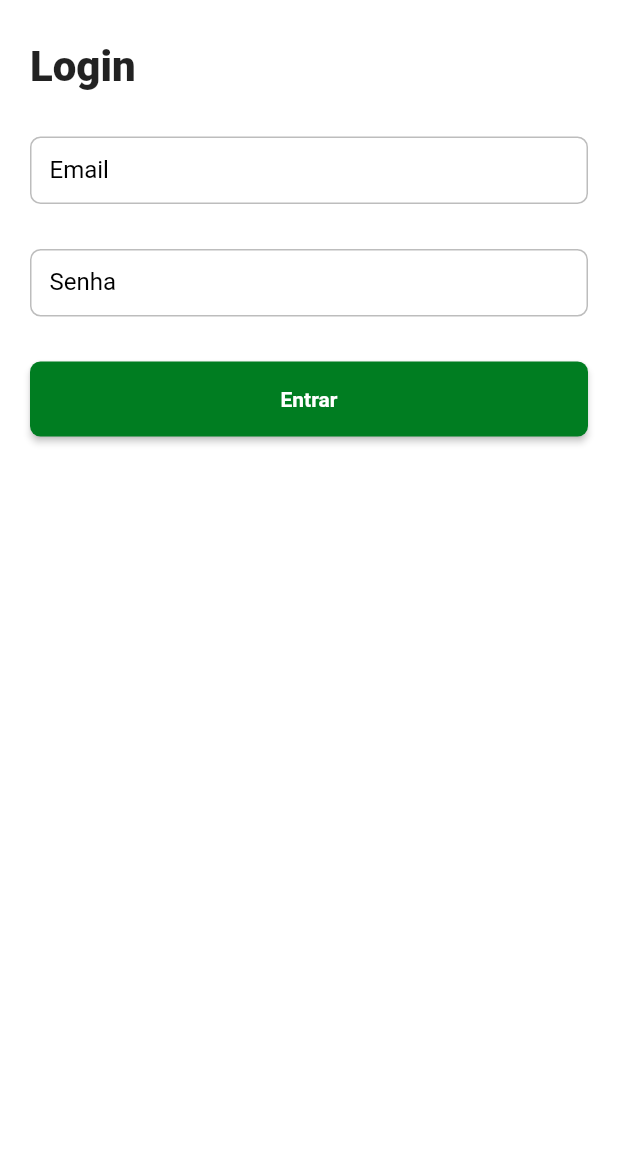
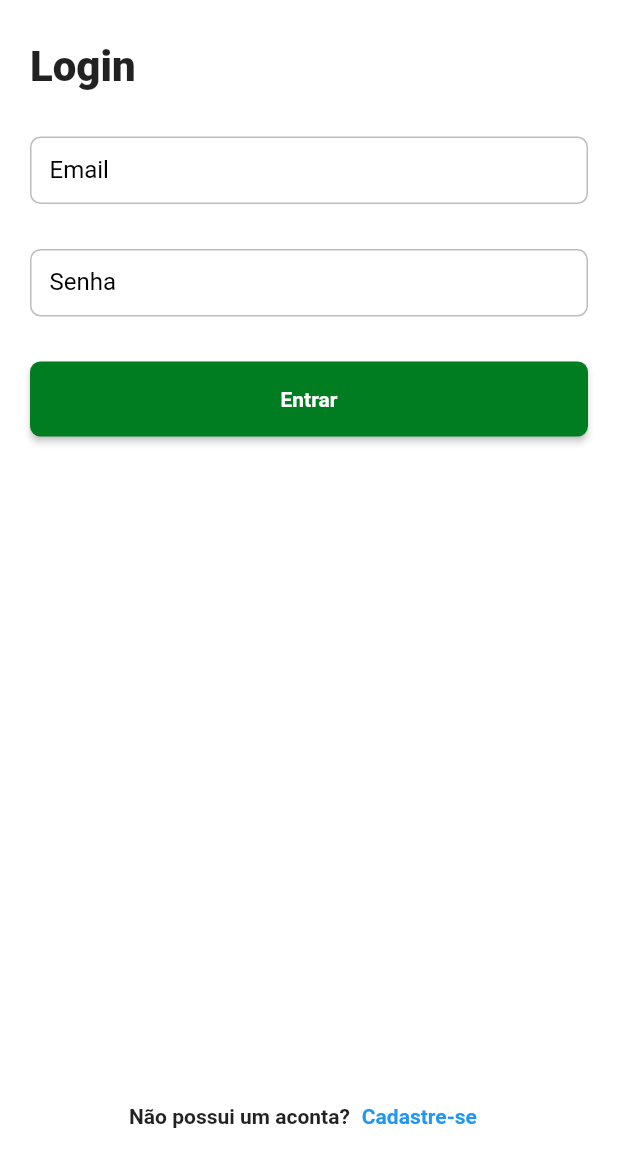
Before and after one commit to ErnestoMoraes/DinoBurguer, a Flutter app: the LoginPage screen opened by its route, on a phone screen of 412 x 824 dp, the part 72-1236 px from its top. Run offline on Flutter 3.47's test engine with Material 2 defaults, Android fonts, the phone set to English and light mode, and no system bars; our stand-ins replace bloc, dio, equatable, flutter_bloc, loading_animation_widget, shared_preferences and 1 more; missing offline and left inert: match; accounts and stored records are empty; Roboto replaces fonts that are missing (mplus1).

Commit message:
Tela de Login - feito

```diff
--- a/dw9_delivery_app/lib/app/dw9_delivery_app.dart
+++ b/dw9_delivery_app/lib/app/dw9_delivery_app.dart
@@ -1,5 +1,6 @@
 import 'package:dw9_delivery_app/app/core/ui/theme/theme_config.dart';
 import 'package:dw9_delivery_app/app/pages/auth/login/login_page.dart';
+import 'package:dw9_delivery_app/app/pages/auth/register/register_page.dart';
 import 'package:dw9_delivery_app/app/pages/home/home_router.dart';
 import 'package:dw9_delivery_app/app/pages/product_detail/product_detail_router.dart';
 import 'package:dw9_delivery_app/app/pages/splash/splash_page.dart';
@@ -22,6 +23,7 @@ class Dw9DeliveryApp extends StatelessWidget {
           '/home':(context) => HomeRouter.page,
           '/productDetail':(context) => ProductDetailRouter.page,
           '/auth/login':(context) => const LoginPage(),
+          '/auth/register':(context) => const RegisterPage(),
         },
       ),
     );
--- a/dw9_delivery_app/lib/app/pages/auth/login/login_page.dart
+++ b/dw9_delivery_app/lib/app/pages/auth/login/login_page.dart
@@ -17,22 +17,22 @@ class LoginPage extends StatelessWidget {
               padding: const EdgeInsets.all(20.0),
               child: Form(
                   child: Column(
-                    crossAxisAlignment: CrossAxisAlignment.start,
+                crossAxisAlignment: CrossAxisAlignment.start,
                 children: [
                   Text(
                     'Login',
                     style: context.textStyles.textTitle,
                   ),
                   const SizedBox(
-                     height: 30,
+                    height: 30,
                   ),
                   TextFormField(
-                    decoration: InputDecoration(
+                    decoration: const InputDecoration(
                       labelText: 'Email',
                     ),
                   ),
                   const SizedBox(
-                     height: 30,
+                    height: 30,
                   ),
                   TextFormField(
                     decoration: const InputDecoration(
@@ -40,7 +40,7 @@ class LoginPage extends StatelessWidget {
                     ),
                   ),
                   const SizedBox(
-                     height: 30,
+                    height: 30,
                   ),
                   Center(
                     child: DeliveryButton(
@@ -48,9 +48,37 @@ class LoginPage extends StatelessWidget {
                       label: 'Entrar',
                       onPressed: () {},
                     ),
-                  )
+                  ),
                 ],
               )),
+            ),
+          ),
+          SliverFillRemaining(
+            hasScrollBody: false,
+            child: Padding(
+              padding: const EdgeInsets.all(8.0),
+              child: Align(
+                alignment: Alignment.bottomCenter,
+                child: Row(
+                  mainAxisAlignment: MainAxisAlignment.center,
+                  children: [
+                    Text(
+                      'Não possui um aconta?',
+                      style: context.textStyles.textBold,
+                    ),
+                    TextButton(
+                      onPressed: () {
+                        Navigator.of(context).pushNamed('/auth/register');
+                      },
+                      child: Text(
+                        'Cadastre-se',
+                        style: context.textStyles.textBold
+                            .copyWith(color: Colors.blue),
+                      ),
+                    ),
+                  ],
+                ),
+              ),
             ),
           ),
         ],
--- a/dw9_delivery_app/lib/app/pages/product_detail/product_detail_page.dart
+++ b/dw9_delivery_app/lib/app/pages/product_detail/product_detail_page.dart
@@ -59,7 +59,6 @@ class _ProductDetailPageState
                       amount: amount,
                     ),
                   );
-                  print(amount);
                 },
                 child: Text('Confirmar', style: context.textStyles.textBold),
               ),
```
Also changed, not shown: dw9_delivery_app/lib/app/pages/auth/register/register_page.dart (added, +15 -0 lines).
